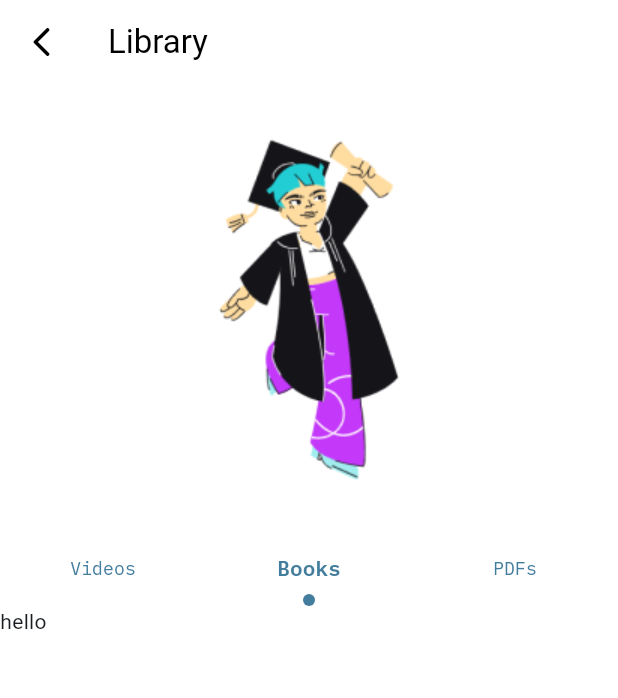
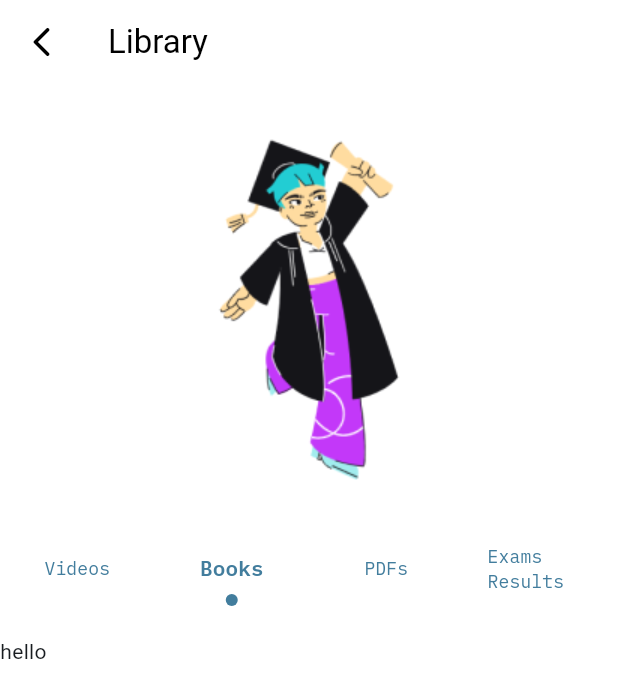
Before and after one commit to Le-Chef-Project/Frontend, a Flutter app: the LibraryTabContainerScreen screen opened directly with empty values, tab 2 chosen, on a phone screen of 412 x 824 dp. Shown: the top 698 px of the screen. Run offline on Flutter 3.47's test engine with Material 3 defaults, Android fonts, the phone set to English and light mode, and no system bars; our stand-ins replace audioplayers, dio, dotted_border, file_picker, flick_video_player, flutter_chat_types and 10 more; missing offline and left inert: flutter_sound, flutter_webrtc, syncfusion_flutter_pdfviewer; accounts and stored records are empty; network calls fail.

Commit message:
edits basyta

```diff
--- a/le_chef/lib/Screens/admin/library.dart
+++ b/le_chef/lib/Screens/admin/library.dart
@@ -5,6 +5,7 @@ import 'package:google_fonts/google_fonts.dart';
 import 'package:le_chef/Api/apimethods.dart';
 import 'package:le_chef/Screens/admin/all_students.dart';
 import 'package:le_chef/Screens/chats.dart';
+import 'package:le_chef/Screens/user/examsResults.dart';
 import 'package:le_chef/Shared/exams/exams.dart';
 import 'package:le_chef/Shared/custom_elevated_button.dart';
 import '../../Models/Student.dart';
@@ -42,7 +43,10 @@ class LibraryTabContainerScreenState extends State<LibraryTabContainerScreen>
   @override
   void initState() {
     super.initState();
-    tabviewController = TabController(length: 3, vsync: this);
+    tabviewController = TabController(
+      length: role == 'admin' ? 3 : 4,
+      vsync: this,
+    );
     // Add listener for tab changes
     tabviewController.addListener(() {
       if (tabviewController.indexIsChanging) {
@@ -99,24 +103,40 @@ class LibraryTabContainerScreenState extends State<LibraryTabContainerScreen>
                   fontSize: 12,
                 ),
                 indicator: Circletabindicator(radius: 4.0),
-                tabs: [
+                tabs: role == 'admin'
+                    ? [
                         Tab(child: Text('Videos')),
                         Tab(child: Text('Books')),
                         Tab(child: Text('PDFs')),
+                      ]
+                    : [
+                        Tab(child: Text('Videos')),
+                        Tab(child: Text('Books')),
+                        Tab(child: Text('PDFs')),
+                        Tab(
+                          child: Text('Exams Results'),
+                        )
                       ],
               ),
             ),
+            SizedBox(height: 20),
             Expanded(
               child: TabBarView(
                 controller: tabviewController,
-                children: [
+                children: role == 'admin'
+                    ? [
                         VideoListScreen(selectedLevel: widget.selectedLevel),
                         Text('hello'),
                         AllPDFs(selectedLevel: widget.selectedLevel),
+                      ]
+                    : [
+                        VideoListScreen(selectedLevel: widget.selectedLevel),
+                        Text('hello'),
+                        AllPDFs(selectedLevel: widget.selectedLevel),
+                        ExamsResults(),
                       ],
               ),
             ),
-            SizedBox(height: 40),
           ],
         ),
       ),
```
Also changed, not shown: le_chef/lib/Screens/user/examsResults.dart (added, +21 -0 lines), le_chef/lib/Shared/exams/ExamForm.dart (+13 -1 lines). Lines whose indentation alone changed are shown as unchanged.
